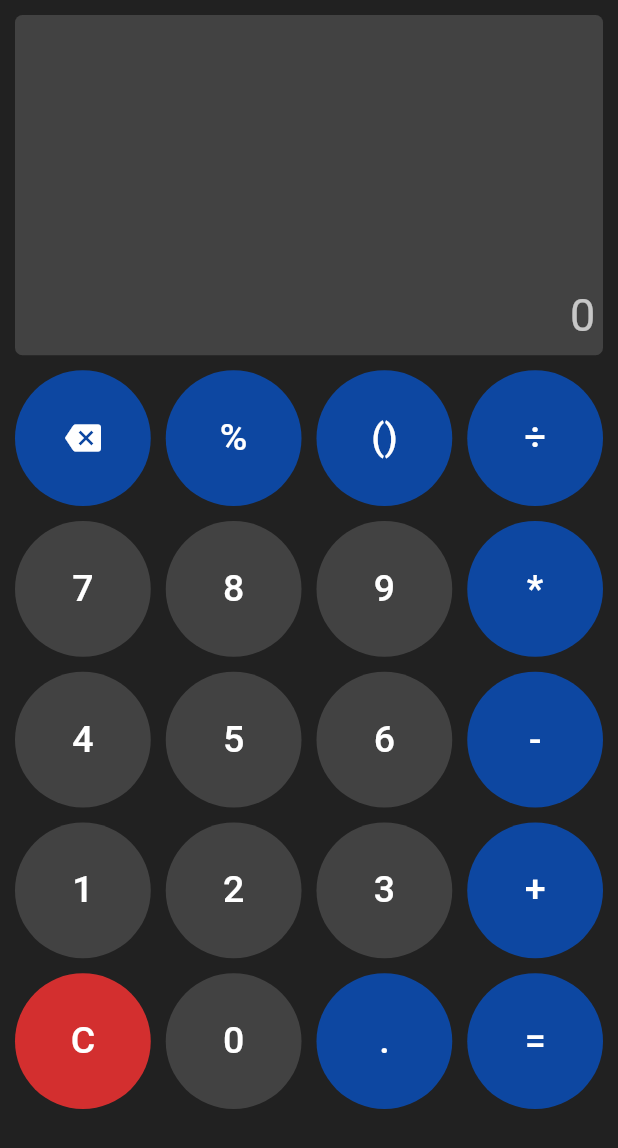
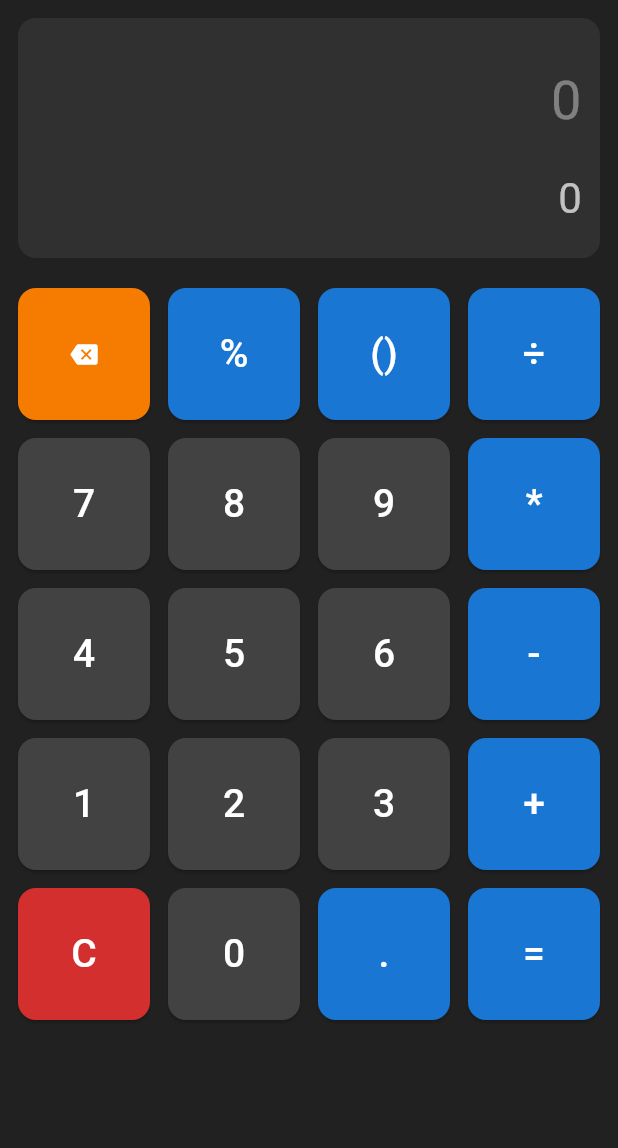
Before and after one commit to Grld-Andy/Flut_Calculator, a Flutter app: the screen it shows after launch, after a tap on the "backspace" icon, on a phone screen of 412 x 824 dp. Shown: the top 1148 px of the screen. Run offline on Flutter 3.47's test engine with Material 3 defaults, Android fonts, the phone set to English and light mode, and no system bars; missing offline and left inert: function_tree.

Commit message:
use inputfield for inputs

```diff
--- a/lib/screens/main_view.dart
+++ b/lib/screens/main_view.dart
@@ -9,7 +9,7 @@ class MainView extends StatefulWidget {
 }
 
 class _MainViewState extends State<MainView> {
-  String calculation = "";
+  TextEditingController calculationController = TextEditingController();
   String result = "0";
 
   final List<String> buttons = [
@@ -21,15 +21,23 @@ class _MainViewState extends State<MainView> {
   ];
 
   void takeInput(String val) {
+    String calculation = calculationController.text;
+    int cursorPos = calculationController.selection.base.offset;
+    cursorPos = cursorPos < 0 ? calculation.length : cursorPos;
+
     setState(() {
       switch (val) {
         case "C":
-          calculation = "";
+          calculationController.text = "";
           result = "0";
           break;
         case "<":
-          if (calculation.isNotEmpty) {
-            calculation = calculation.substring(0, calculation.length - 1);
+          if (calculation.isNotEmpty && cursorPos > 0) {
+            calculationController.text =
+                calculation.substring(0, cursorPos - 1) +
+                    calculation.substring(cursorPos);
+            calculationController.selection =
+                TextSelection.fromPosition(TextPosition(offset: cursorPos - 1));
           }
           break;
         case "=":
@@ -46,10 +54,21 @@ class _MainViewState extends State<MainView> {
         case "()":
           int openParens = '('.allMatches(calculation).length;
           int closeParens = ')'.allMatches(calculation).length;
-          calculation += openParens == closeParens ? '(' : ')';
+          String parenToInsert = openParens == closeParens ? '(' : ')';
+          calculationController.text =
+              calculation.substring(0, cursorPos) +
+                  parenToInsert +
+                  calculation.substring(cursorPos);
+          calculationController.selection = TextSelection.fromPosition(
+              TextPosition(offset: cursorPos + 1));
           break;
         default:
-          calculation += val;
+          calculationController.text =
+              calculation.substring(0, cursorPos) +
+                  val +
+                  calculation.substring(cursorPos);
+          calculationController.selection = TextSelection.fromPosition(
+              TextPosition(offset: cursorPos + val.length));
       }
     });
   }
@@ -59,93 +78,80 @@ class _MainViewState extends State<MainView> {
     return Scaffold(
       backgroundColor: Colors.grey[900],
       body: SafeArea(
-        child: SizedBox.expand(
         child: Padding(
-            padding: const EdgeInsets.all(10.0),
+          padding: const EdgeInsets.all(12.0),
           child: Column(
             children: [
-                // display screen
-                Expanded(
-                  flex: 2,
-                  child: Container(
-                    alignment: Alignment.bottomRight,
-                    padding: const EdgeInsets.all(5.0),
+              // Display screen
+              Container(
+                padding: const EdgeInsets.symmetric(horizontal: 12, vertical: 20),
                 decoration: BoxDecoration(
-                      borderRadius: BorderRadius.circular(5),
-                      color: Colors.grey[800],
+                  color: Colors.grey[850],
+                  borderRadius: BorderRadius.circular(12),
                 ),
                 child: Column(
-                      mainAxisAlignment: MainAxisAlignment.end,
                   crossAxisAlignment: CrossAxisAlignment.end,
                   children: [
-                        Text(
-                          calculation,
-                          style: const TextStyle(
-                            color: Colors.white,
-                            fontSize: 40,
+                    TextField(
+                      controller: calculationController,
+                      style: const TextStyle(color: Colors.white, fontSize: 36),
+                      textAlign: TextAlign.right,
+                      cursorColor: Colors.blueAccent,
+                      decoration: const InputDecoration(
+                        border: InputBorder.none,
+                        hintText: '0',
+                        hintStyle: TextStyle(color: Colors.white38),
                       ),
                     ),
+                    const SizedBox(height: 10),
                     Text(
                       result,
                       style: const TextStyle(
                           color: Colors.white70,
-                            fontSize: 30,
-                          ),
+                          fontSize: 28,
+                          fontWeight: FontWeight.w400),
                     ),
                   ],
                 ),
               ),
-                ),
-                const SizedBox(height: 10),
-                // buttons grid
+              const SizedBox(height: 20),
+              // Buttons grid
               Expanded(
-                  flex: 5,
                 child: GridView.builder(
+                  itemCount: buttons.length,
                   gridDelegate: const SliverGridDelegateWithFixedCrossAxisCount(
                     crossAxisCount: 4,
-                      crossAxisSpacing: 10,
-                      mainAxisSpacing: 10,
+                    crossAxisSpacing: 12,
+                    mainAxisSpacing: 12,
                   ),
-                    itemCount: buttons.length,
                   itemBuilder: (context, index) {
                     final buttonText = buttons[index];
                     bool isOperator = [
                       "+", "-", "*", "÷", "%", "=", "()", ".", "C", "<"
                     ].contains(buttonText);
-                      if (buttonText == "<") {
-                        return IconButton(
-                          onPressed: () {
-                            takeInput(buttonText);
-                          },
-                          style: TextButton.styleFrom(
-                            backgroundColor: Colors.blue[900],
+
+                    Color bgColor = isOperator
+                        ? Colors.blue[700]!
+                        : Colors.grey[800]!;
+                    if (buttonText == "C") bgColor = Colors.red[700]!;
+                    if (buttonText == "<") bgColor = Colors.orange[700]!;
+
+                    return ElevatedButton(
+                      onPressed: () => takeInput(buttonText),
+                      style: ElevatedButton.styleFrom(
+                        backgroundColor: bgColor,
+                        shape: RoundedRectangleBorder(
+                            borderRadius: BorderRadius.circular(12)),
+                        padding: const EdgeInsets.all(20),
                       ),
-                          icon: const Icon(
-                            Icons.backspace,
-                            color: Colors.white,
+                      child: buttonText == "<"
+                          ? const Icon(Icons.backspace, color: Colors.white)
+                          : Text(
+                              buttonText,
+                              style: const TextStyle(
+                                  fontSize: 26, color: Colors.white),
                             ),
                     );
-                      } else {
-                        return TextButton(
-                          onPressed: () {
-                            takeInput(buttonText);
-                          },
-                          style: TextButton.styleFrom(
-                            backgroundColor: buttonText == "C"
-                                ? Colors.red[700]
-                                : isOperator
-                                    ? Colors.blue[900]
-                                    : Colors.grey[800],
-                          ),
-                          child: Text(
-                            buttonText,
-                            style: const TextStyle(
-                              color: Colors.white,
-                              fontSize: 25,
-                            ),
-                          ),
-                        );
-                      }
                   },
                 ),
               ),
@@ -153,7 +159,6 @@ class _MainViewState extends State<MainView> {
           ),
         ),
       ),
-      ),
     );
   }
 }
```
Lines whose indentation alone changed are shown as unchanged.
